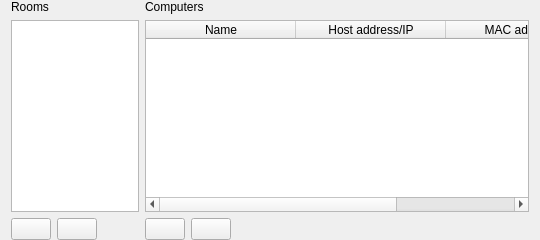
This is plugins/builtindirectory/BuiltinDirectoryConfigurationPage.ui in veyon/veyon as Qt 5 draws it before an edit. The edited form follows.
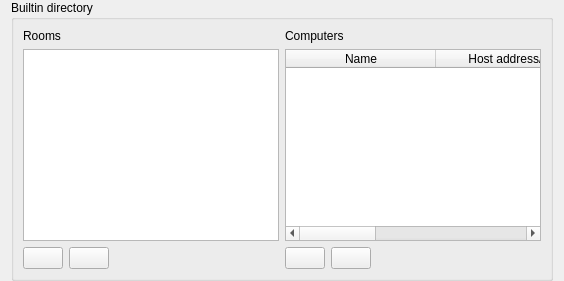
This is the edited form. Icons and pictures are not drawn.

Commit message:
BuiltinDirectory: ConfigurationPage: add group box
Embed all widgets in a top level group box to clarify the context for
the user.

The edit to the form file:
```diff
--- a/plugins/builtindirectory/BuiltinDirectoryConfigurationPage.ui
+++ b/plugins/builtindirectory/BuiltinDirectoryConfigurationPage.ui
@@ -9,13 +9,19 @@
    <iconset resource="builtindirectory.qrc">
     <normaloff>:/builtindirectory/application-msonenote.png</normaloff>:/builtindirectory/application-msonenote.png</iconset>
   </property>
-  <layout class="QGridLayout" name="gridLayout" columnstretch="1,3">
+  <layout class="QVBoxLayout" name="verticalLayout">
    <property name="topMargin">
     <number>0</number>
    </property>
    <property name="bottomMargin">
     <number>0</number>
    </property>
+   <item>
+    <widget class="QGroupBox" name="groupBox">
+     <property name="title">
+      <string>Builtin directory</string>
+     </property>
+     <layout class="QGridLayout" name="gridLayout_2" rowstretch="0,1,0" columnstretch="0,1">
    <item row="0" column="0">
     <widget class="QLabel" name="label">
      <property name="text">
@@ -23,31 +29,6 @@
      </property>
     </widget>
    </item>
-   <item row="0" column="1">
-    <widget class="QLabel" name="label_2">
-     <property name="text">
-      <string>Computers</string>
-     </property>
-    </widget>
-   </item>
-   <item row="1" column="0">
-    <widget class="QTableWidget" name="roomTableWidget">
-     <attribute name="horizontalHeaderVisible">
-      <bool>false</bool>
-     </attribute>
-     <attribute name="horizontalHeaderStretchLastSection">
-      <bool>true</bool>
-     </attribute>
-     <attribute name="verticalHeaderVisible">
-      <bool>false</bool>
-     </attribute>
-     <column>
-      <property name="text">
-       <string>Rooms</string>
-      </property>
-     </column>
-    </widget>
-   </item>
    <item row="1" column="1">
     <widget class="QTableWidget" name="computerTableWidget">
      <property name="selectionBehavior">
@@ -82,6 +63,31 @@
      </column>
     </widget>
    </item>
+      <item row="1" column="0">
+       <widget class="QTableWidget" name="roomTableWidget">
+        <attribute name="horizontalHeaderVisible">
+         <bool>false</bool>
+        </attribute>
+        <attribute name="horizontalHeaderStretchLastSection">
+         <bool>true</bool>
+        </attribute>
+        <attribute name="verticalHeaderVisible">
+         <bool>false</bool>
+        </attribute>
+        <column>
+         <property name="text">
+          <string>Rooms</string>
+         </property>
+        </column>
+       </widget>
+      </item>
+      <item row="0" column="1">
+       <widget class="QLabel" name="label_2">
+        <property name="text">
+         <string>Computers</string>
+        </property>
+       </widget>
+      </item>
    <item row="2" column="0">
     <layout class="QHBoxLayout" name="horizontalLayout_2">
      <item>
@@ -174,6 +180,9 @@
    </item>
   </layout>
  </widget>
+   </item>
+  </layout>
+ </widget>
  <resources>
   <include location="builtindirectory.qrc"/>
   <include location="../../core/resources/core.qrc"/>
```
Left out of the diff: 7 changed lines with no effect on the pictures. Lines whose indentation alone changed are shown as unchanged.
